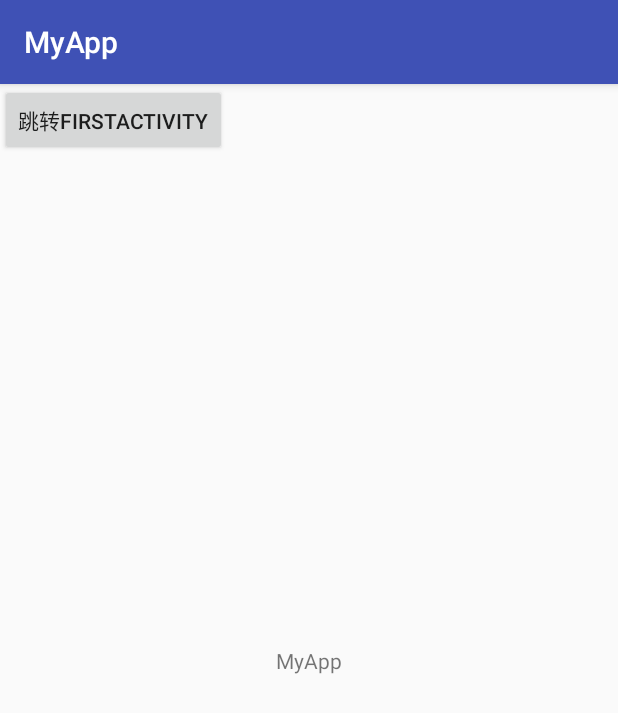
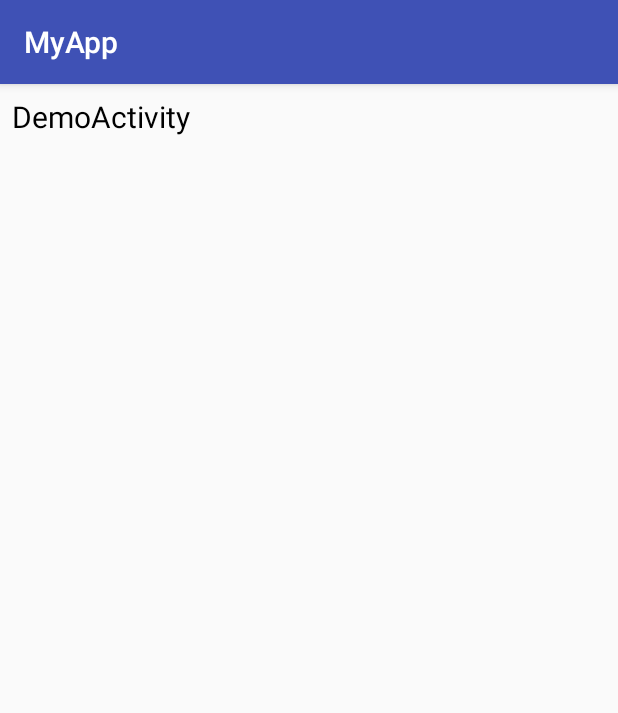
Before and after one commit to huaTJ0210/hz-android-guide, an Android app: the screen it shows after launch (MainActivity), on a phone screen of 412 x 824 dp. Shown: the top 713 px of the screen. Run offline under Robolectric (Android 15) with nearby library versions, the phone set to English and light mode, and no system bars.

Commit message:
android与MVC设计模式

```diff
--- a/MyApp/app/src/main/AndroidManifest.xml
+++ b/MyApp/app/src/main/AndroidManifest.xml
@@ -9,6 +9,10 @@
         android:roundIcon="@mipmap/ic_launcher_round"
         android:supportsRtl="true"
         android:theme="@style/AppTheme">
+        <activity android:name=".activity.QuizActivity"></activity>
+        <activity android:name=".activity.DemoActivity" />
+        <activity android:name=".activity.SecondActivity" />
+        <activity android:name=".BaseActivity" />
         <activity android:name=".MainActivity">
             <intent-filter>
                 <action android:name="android.intent.action.MAIN" />
@@ -16,7 +20,7 @@
                 <category android:name="android.intent.category.LAUNCHER" />
             </intent-filter>
         </activity>
-        <activity android:name=".activity.FirstActivity"></activity>
+        <activity android:name=".activity.FirstActivity" />
     </application>
 
 </manifest>
--- a/MyApp/app/src/main/java/com/hz/myapp/MainActivity.java
+++ b/MyApp/app/src/main/java/com/hz/myapp/MainActivity.java
@@ -1,85 +1,46 @@
 package com.hz.myapp;
 
 import android.content.Intent;
-import android.os.PersistableBundle;
-import android.support.annotation.Nullable;
 import android.support.v7.app.AppCompatActivity;
 import android.os.Bundle;
-import android.util.Log;
-import android.view.View;
-import android.widget.Button;
-import android.widget.Toast;
+import android.support.v7.widget.LinearLayoutManager;
+import android.support.v7.widget.RecyclerView;
 
-import com.hz.myapp.activity.FirstActivity;
+import com.hz.myapp.activity.DemoActivity;
+
+import java.util.ArrayList;
+
 
 public class MainActivity extends AppCompatActivity {
 
-    // Log的标记
-    private static final String TAG = "MainActivity";
+    private static final ArrayList<String > activities = new ArrayList<>();
 
     @Override
     protected void onCreate(Bundle savedInstanceState) {
         super.onCreate(savedInstanceState);
         setContentView(R.layout.activity_main);
-
-        // 取出临时保存的数据信息
-        if (savedInstanceState !=null){
-            String tempData = savedInstanceState.getString("data_key");
-            Log.d(TAG, "onCreate: ");
-        }
-
-
-        // 获取app的名称
-        /*
-        *  R.string.app_name 获取的为int值：2131427367
-        *  java编译的时候会把string类型变量存放在栈的临时变量表中，并给出一个int类型的ID指向此变量
-        * */
-        String appName = getString(R.string.app_name);
-        Log.d(TAG, "onCreate: "+ appName);
-
-        Button button = (Button)findViewById(R.id.mainActivity_button);
-        button.setOnClickListener(new View.OnClickListener() {
-            @Override
-            public void onClick(View view) {
-
-            }
-        });
+        initData();
+        RecyclerView recyclerView = (RecyclerView) findViewById(R.id.recycle_view);
+        LinearLayoutManager linearLayoutManager = new LinearLayoutManager(this);
+        recyclerView.setLayoutManager(linearLayoutManager);
+        MainActivityRecyclerviewAdapter adapter = new MainActivityRecyclerviewAdapter(activities,this);
+        recyclerView.setAdapter(adapter);
     }
 
-    public void  pushToFirstActivity(View view){
-
-//        Intent intent = new Intent(MainActivity.this, FirstActivity.class);
-//        // 跨界面传值
-//        intent.putExtra("data","dataFromMainActivity");
-//        startActivity(intent);
-
-        // 返回数据给上一个活动：
-        Intent intent = new Intent(MainActivity.this,FirstActivity.class);
-        startActivityForResult(intent,1);
+    public void openActivity(int index){
+        String activityName = activities.get(index);
+        Intent intent = null;
+        switch (activityName){
+            case "DemoActivity" :
+                intent = new Intent(MainActivity.this, DemoActivity.class);
+                break;
+            default:
+                break;
+        }
+       startActivity(intent);
     }
 
-    public void pushNewActivity(){
-        Intent intent = new Intent(MainActivity.this,FirstActivity.class);
-        startActivityForResult(intent,1);
-        startActivity(intent);
-    }
-
-    @Override
-    protected void onActivityResult(int requestCode, int resultCode, @Nullable Intent data) {
-        switch(requestCode){
-            case 1:
-                if (resultCode == RESULT_OK){
-                String returnedData = data.getStringExtra("data_return");
-                Toast.makeText(this, returnedData, Toast.LENGTH_SHORT).show();
-            }
-        }
-    }
-
-    // 将临时数据进行保存
-    @Override
-    protected void onSaveInstanceState(Bundle outState) {
-        super.onSaveInstanceState(outState);
-        String tempData = "Something you just typed";
-        outState.putString("data_key",tempData);
+    public void initData(){
+        activities.add("DemoActivity");
     }
 }
--- /dev/null
+++ b/MyApp/app/src/main/java/com/hz/myapp/MainActivityRecyclerviewAdapter.java
@@ -0,0 +1,58 @@
+package com.hz.myapp;
+
+import android.content.Context;
+import android.support.annotation.NonNull;
+import android.support.v7.widget.RecyclerView;
+import android.view.LayoutInflater;
+import android.view.View;
+import android.view.ViewGroup;
+import android.widget.TextView;
+
+import java.util.ArrayList;
+
+public class MainActivityRecyclerviewAdapter extends RecyclerView.Adapter<MainActivityRecyclerviewAdapter.ViewHolder> {
+
+    private ArrayList<String> dataSource;
+    private Context context;
+    public MainActivityRecyclerviewAdapter(ArrayList<String>  list, Context context){
+        dataSource = list;
+        this.context = context;
+    }
+
+
+    public class ViewHolder extends RecyclerView.ViewHolder {
+        public TextView textView;
+        public ViewHolder(@NonNull View itemView) {
+            super(itemView);
+            textView = (TextView)itemView.findViewById(R.id.main_text_view);
+        }
+    }
+
+    @NonNull
+    @Override
+    public ViewHolder onCreateViewHolder(@NonNull ViewGroup viewGroup, int i) {
+        View view  = LayoutInflater.from(viewGroup.getContext()).inflate(R.layout.main_recyclerview_item_layout,viewGroup,false);
+        ViewHolder viewHolder = new ViewHolder(view);
+        // 增加点击事件
+        final Context context = this.context;
+        final int  index = i;
+        viewHolder.textView.setOnClickListener(new View.OnClickListener() {
+            @Override
+            public void onClick(View view) {
+                ((MainActivity)context).openActivity(index);
+            }
+        });
+        return viewHolder;
+    }
+
+    @Override
+    public void onBindViewHolder(@NonNull ViewHolder viewHolder, int i) {
+        String text = dataSource.get(i);
+        viewHolder.textView.setText(text);
+    }
+
+    @Override
+    public int getItemCount() {
+        return dataSource.size();
+    }
+}
--- a/MyApp/app/src/main/res/layout/activity_main.xml
+++ b/MyApp/app/src/main/res/layout/activity_main.xml
@@ -1,26 +1,11 @@
 <?xml version="1.0" encoding="utf-8"?>
-<android.support.constraint.ConstraintLayout xmlns:android="http://schemas.android.com/apk/res/android"
-    xmlns:app="http://schemas.android.com/apk/res-auto"
-    xmlns:tools="http://schemas.android.com/tools"
-    android:layout_width="match_parent"
-    android:layout_height="match_parent"
-    tools:context=".MainActivity">
-
-    <TextView
-        android:layout_width="wrap_content"
-        android:layout_height="wrap_content"
-        android:text="@string/app_name"
-        app:layout_constraintBottom_toBottomOf="parent"
-        app:layout_constraintLeft_toLeftOf="parent"
-        app:layout_constraintRight_toRightOf="parent"
-        app:layout_constraintTop_toTopOf="parent" />
-
-    <Button
-        android:id="@+id/mainActivity_button"
-        android:layout_width="wrap_content"
-        android:layout_height="wrap_content"
-        android:text="跳转FirstActivity"
-        android:onClick="pushToFirstActivity"
+<LinearLayout xmlns:android="http://schemas.android.com/apk/res/android"
+    android:orientation="vertical" android:layout_width="match_parent"
+    android:layout_height="match_parent">
+    <android.support.v7.widget.RecyclerView
+        android:id="@+id/recycle_view"
+        android:layout_width="match_parent"
+        android:layout_height="match_parent"
         />
 
-</android.support.constraint.ConstraintLayout>
+</LinearLayout>
--- /dev/null
+++ b/MyApp/app/src/main/res/layout/main_recyclerview_item_layout.xml
@@ -0,0 +1,15 @@
+<?xml version="1.0" encoding="utf-8"?>
+<LinearLayout xmlns:android="http://schemas.android.com/apk/res/android"
+    android:layout_width="match_parent"
+    android:layout_height="match_parent"
+    android:padding="8dp"
+    >
+    <TextView
+        android:id="@+id/main_text_view"
+        android:layout_width="match_parent"
+        android:layout_height="wrap_content"
+        android:textSize="20sp"
+        android:textColor="#000"
+        />
+
+</LinearLayout>
```
Also changed, not shown: MyApp/app/build.gradle (+8 -2 lines), MyApp/app/src/main/java/com/hz/myapp/ActivityCollector.java (added, +26 -0 lines), MyApp/app/src/main/java/com/hz/myapp/BaseActivity.java (added, +19 -0 lines), MyApp/app/src/main/java/com/hz/myapp/activity/DemoActivity.java (added, +85 -0 lines), MyApp/app/src/main/java/com/hz/myapp/activity/FirstActivity.java (+16 -5 lines), MyApp/app/src/main/java/com/hz/myapp/activity/Question.java (added, +28 -0 lines), MyApp/app/src/main/java/com/hz/myapp/activity/QuizActivity.java (added, +94 -0 lines), MyApp/app/src/main/java/com/hz/myapp/activity/SecondActivity.java (added, +26 -0 lines), MyApp/app/src/main/res/layout/activity_demo.xml (added, +27 -0 lines), MyApp/app/src/main/res/layout/activity_quiz.xml (added, +44 -0 lines), MyApp/app/src/main/res/layout/activity_second.xml (added, +48 -0 lines), MyApp/app/src/main/res/layout/first_layout.xml (+9 -2 lines), MyApp/app/src/main/res/values/strings.xml (+17 -0 lines), MyApp/app/src/main/res/drawable-xhdpi/yazi.png (added).
